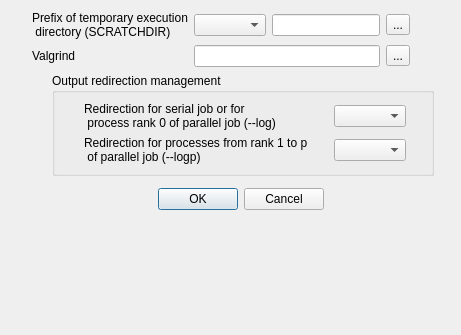
The window that gui/Pages/BatchRunningAdvancedOptionsDialogForm.ui (code-saturne/code_saturne) describes before a commit, drawn with Qt 5.
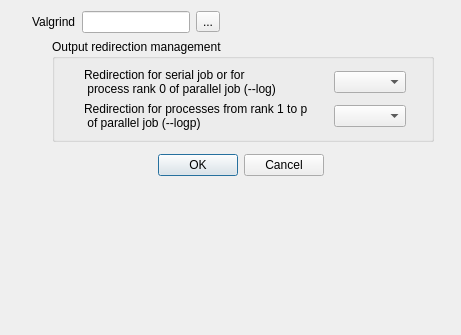
The same window after the commit.

Commit message: Remove handling of scratchdir on a case by case basis by the GUI. This was broken, probably since rev. 5908.

Patch:
```diff
--- a/gui/Pages/BatchRunningAdvancedOptionsDialogForm.ui
+++ b/gui/Pages/BatchRunningAdvancedOptionsDialogForm.ui
@@ -222,13 +222,10 @@
    </item>
    <item row="0" column="1">
     <layout class="QGridLayout" name="gridLayout">
-     <item row="0" column="1">
-      <widget class="QComboBox" name="comboBoxSCRATCHDIR"/>
-     </item>
-     <item row="1" column="1" colspan="2">
+     <item row="0" column="1" colspan="2">
       <widget class="QLineEdit" name="lineEdit_3"/>
      </item>
-     <item row="1" column="0">
+     <item row="0" column="0">
       <widget class="QLabel" name="label_7">
        <property name="text">
         <string>Valgrind</string>
@@ -236,24 +233,6 @@
       </widget>
      </item>
      <item row="0" column="3">
-      <widget class="QToolButton" name="toolButton">
-       <property name="text">
-        <string>...</string>
-       </property>
-      </widget>
-     </item>
-     <item row="0" column="2">
-      <widget class="QLineEdit" name="lineEdit"/>
-     </item>
-     <item row="0" column="0">
-      <widget class="QLabel" name="label">
-       <property name="text">
-        <string>Prefix of temporary execution
- directory (SCRATCHDIR)</string>
-       </property>
-      </widget>
-     </item>
-     <item row="1" column="3">
       <widget class="QToolButton" name="toolButton_2">
        <property name="text">
         <string>...</string>
```
The commit also changes 1 other file.
